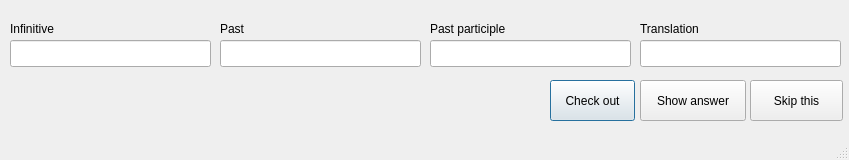
Before: the Qt Designer form mainwindow.ui in mayenjoy/irregularverbs, drawn with Qt 5.
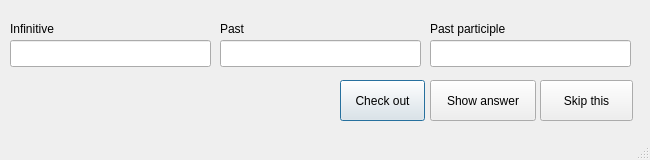
After: the same form once the commit is applied.

Patch:
```diff
--- a/mainwindow.ui
+++ b/mainwindow.ui
@@ -6,19 +6,19 @@
    <rect>
     <x>0</x>
     <y>0</y>
-    <width>849</width>
+    <width>650</width>
     <height>160</height>
    </rect>
   </property>
   <property name="minimumSize">
    <size>
-    <width>849</width>
+    <width>650</width>
     <height>160</height>
    </size>
   </property>
   <property name="maximumSize">
    <size>
-    <width>849</width>
+    <width>650</width>
     <height>160</height>
    </size>
   </property>
@@ -62,16 +62,6 @@
      </rect>
     </property>
    </widget>
-   <widget class="QLineEdit" name="lineEditTranslation">
-    <property name="geometry">
-     <rect>
-      <x>640</x>
-      <y>40</y>
-      <width>201</width>
-      <height>27</height>
-     </rect>
-    </property>
-   </widget>
    <widget class="QLabel" name="label">
     <property name="geometry">
      <rect>
@@ -111,26 +101,13 @@
      <string>Past participle</string>
     </property>
    </widget>
-   <widget class="QLabel" name="label_4">
-    <property name="geometry">
-     <rect>
-      <x>640</x>
-      <y>20</y>
-      <width>181</width>
-      <height>17</height>
-     </rect>
-    </property>
-    <property name="text">
-     <string>Translation</string>
-    </property>
-   </widget>
    <widget class="QPushButton" name="pushButtonCheckOut">
     <property name="enabled">
      <bool>true</bool>
     </property>
     <property name="geometry">
      <rect>
-      <x>550</x>
+      <x>340</x>
       <y>80</y>
       <width>85</width>
       <height>41</height>
@@ -146,7 +123,7 @@
    <widget class="QPushButton" name="pushButtonShowAnswer">
     <property name="geometry">
      <rect>
-      <x>640</x>
+      <x>430</x>
       <y>80</y>
       <width>106</width>
       <height>41</height>
@@ -159,7 +136,7 @@
    <widget class="QPushButton" name="pushButtonSkipThis">
     <property name="geometry">
      <rect>
-      <x>750</x>
+      <x>540</x>
       <y>80</y>
       <width>93</width>
       <height>41</height>
```
